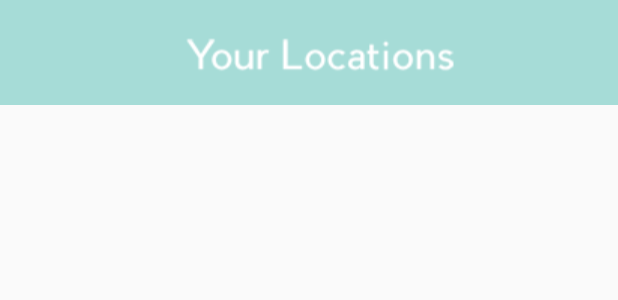
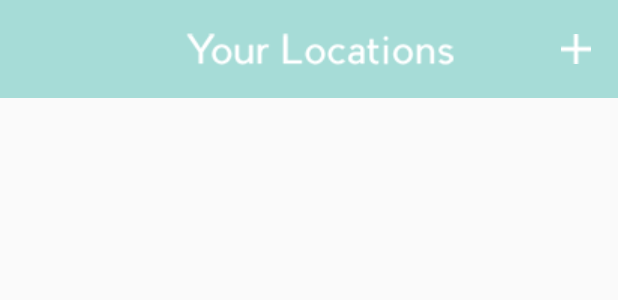
Before and after one commit to oIf8-0mEQO/ProjectCouple, an Android app: the layout fragment_favorite_locations.xml on its own in the app's theme, with its tools: preview values and no code run, on a phone screen of 412 x 824 dp. Shown: the top 300 px of the screen. Run offline under Robolectric (Android 15) with nearby library versions, the phone set to English and light mode, and no system bars.

Commit message:
Added plus icon on Your Favorites page.

```diff
--- a/app/src/main/res/layout/fragment_favorite_locations.xml
+++ b/app/src/main/res/layout/fragment_favorite_locations.xml
@@ -6,7 +6,7 @@
 	xmlns:app="http://schemas.android.com/apk/res-auto"
 	android:id="@+id/toolbar"
 	android:layout_width="match_parent"
-	android:layout_height="70dp"
+	android:layout_height="65dp"
 	android:background="?attr/colorPrimary"
 	app:popupTheme="@style/ThemeOverlay.AppCompat.Light"
 	app:layout_scrollFlags="scroll|enterAlways"
@@ -22,7 +22,7 @@
 			android:layout_height="fill_parent"
             android:layout_marginLeft="?attr/actionBarSize"
             android:layout_marginRight="?attr/actionBarSize"
-			android:layout_marginTop="7dp"
+			android:layout_marginTop="6dp"
 			android:layout_marginBottom="4dp"
 			android:layout_gravity="center" />
 
@@ -38,15 +38,16 @@
             style="@style/Widget.AppCompat.ActionButton" />-->
 
 		<!-- Right side add button -->
-		<!--
-        <ImageButton
+
+		<ImageButton
             android:id="@+id/btn_search"
-            android:layout_width="?attr/actionBarSize"
-            android:layout_height="?attr/actionBarSize"
-            android:layout_gravity="end"
-            android:src="@drawable/ic_magnify_white_24dp"
+            android:layout_width="25dp"
+            android:layout_height="25dp"
+			android:layout_marginRight="15dp"
+			android:layout_gravity="right|center_vertical"
+            android:src="@drawable/add_icon"
             style="@style/Widget.AppCompat.ActionButton" />
-            -->
+
 
 	</FrameLayout>
 </android.support.v7.widget.Toolbar>
--- a/app/src/main/res/layout/fragment_partners_locations.xml
+++ b/app/src/main/res/layout/fragment_partners_locations.xml
@@ -6,7 +6,7 @@
 	xmlns:app="http://schemas.android.com/apk/res-auto"
 	android:id="@+id/toolbar"
 	android:layout_width="match_parent"
-	android:layout_height="70dp"
+	android:layout_height="65dp"
 	android:background="?attr/colorPrimary"
 	app:popupTheme="@style/ThemeOverlay.AppCompat.Light"
 	app:layout_scrollFlags="scroll|enterAlways"
@@ -22,7 +22,7 @@
 			android:layout_marginRight="?attr/actionBarSize"
 			android:layout_width="wrap_content"
 			android:layout_height="fill_parent"
-			android:layout_marginTop="7dp"
+			android:layout_marginTop="6dp"
 			android:layout_marginBottom="4dp"
 			android:layout_gravity="center" />
 
--- a/app/src/main/res/layout/fragment_settings.xml
+++ b/app/src/main/res/layout/fragment_settings.xml
@@ -6,7 +6,7 @@
     xmlns:app="http://schemas.android.com/apk/res-auto"
     android:id="@+id/toolbar"
     android:layout_width="match_parent"
-    android:layout_height="70dp"
+    android:layout_height="65dp"
     android:background="?attr/colorPrimary"
     app:popupTheme="@style/ThemeOverlay.AppCompat.Light"
     app:layout_scrollFlags="scroll|enterAlways"
@@ -22,7 +22,7 @@
             android:layout_marginRight="?attr/actionBarSize"
             android:layout_width="wrap_content"
             android:layout_height="fill_parent"
-            android:layout_marginTop="7dp"
+            android:layout_marginTop="6dp"
             android:layout_marginBottom="4dp"
             android:layout_gravity="center" />
 
```
Also changed, not shown: app/src/main/res/drawable/add_icon.png (added), app/src/main/res/drawable/back_arrow.png (added), app/src/main/res/drawable/backarrow.png (deleted).
